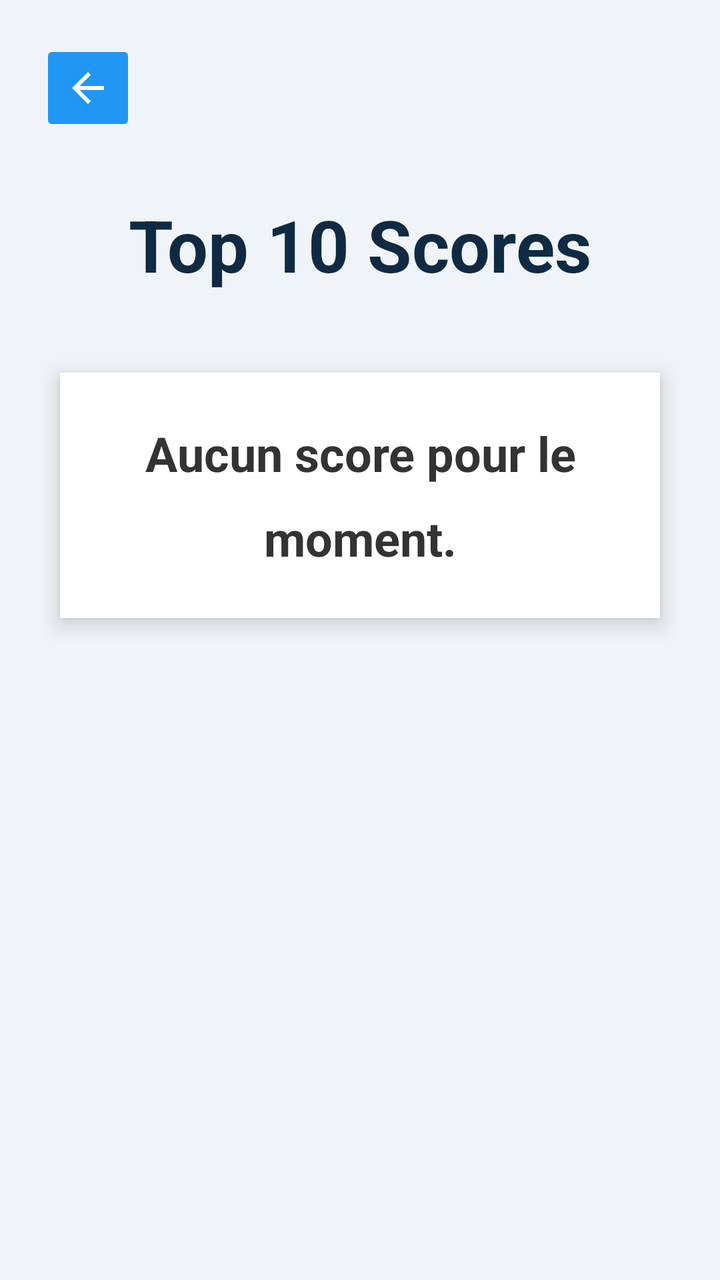
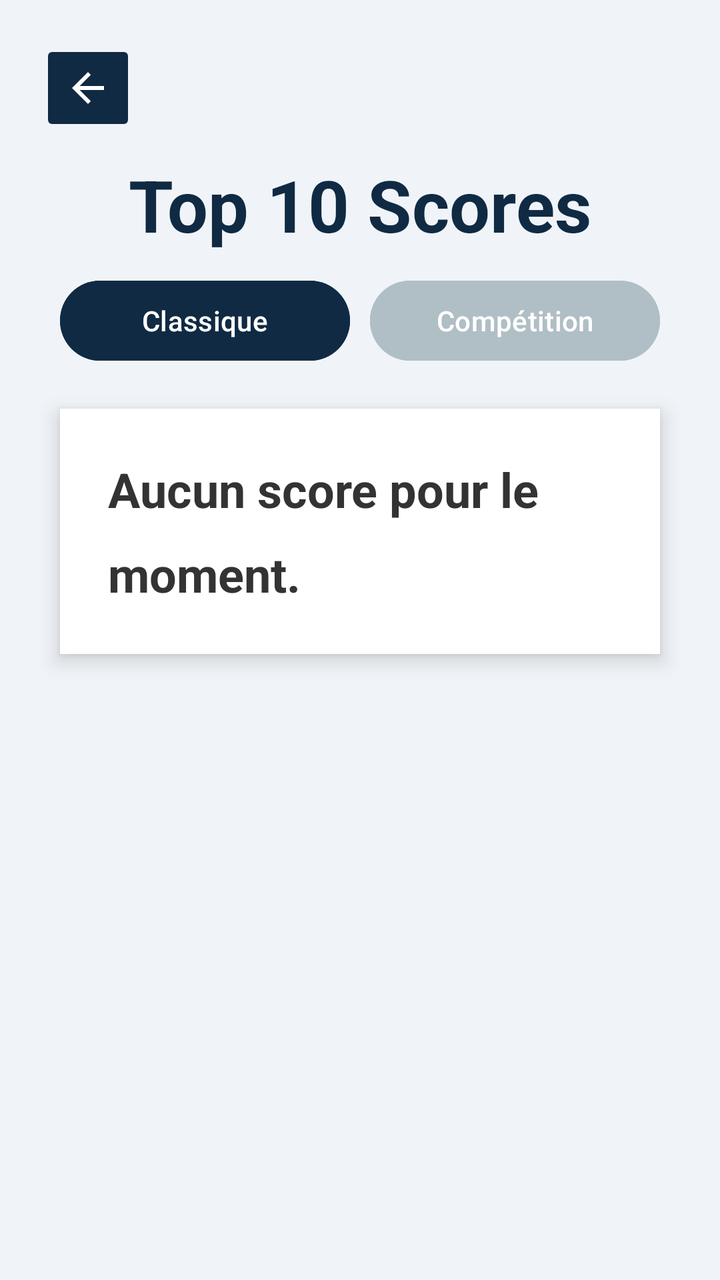

Two renders of the same Android screen: before a commit and after it. Below are the layout's source before the change and the commit's diff.
<!-- AndroidManifest.xml: application theme Theme.JeuCalcul -->
<!-- res/layout/activity_highscore.xml -->
<?xml version="1.0" encoding="utf-8"?>
<LinearLayout xmlns:android="http://schemas.android.com/apk/res/android"
    android:id="@+id/main"
    android:layout_width="match_parent"
    android:layout_height="match_parent"
    android:orientation="vertical"
    android:padding="20dp"
    android:gravity="center_horizontal"
    android:background="#F0F4F8">

    <ImageButton
        android:id="@+id/bouton_retour"
        android:layout_width="48dp"
        android:layout_height="48dp"
        android:layout_gravity="start"
        android:backgroundTint="#2196F3"
        android:src="@drawable/ic_fleche_retour"
        android:contentDescription="@string/bouton_retour"
        android:scaleType="centerInside" />

    <TextView
    android:layout_width="wrap_content"
    android:layout_height="wrap_content"
    android:text="@string/titre_top10"
    android:textSize="36sp"
    android:textStyle="bold"
    android:textColor="#102A43"
    android:layout_marginTop="30dp"
    android:layout_marginBottom="30dp" />

    <LinearLayout
        android:layout_width="match_parent"
        android:layout_height="wrap_content"
        android:background="#FFFFFF"
        android:elevation="6dp"
        android:padding="24dp"
        android:orientation="vertical"
        android:layout_margin="10dp">

        <TextView
            android:id="@+id/texte_scores_liste"
            android:layout_width="match_parent"
            android:layout_height="wrap_content"
            android:text="@string/aucun_score"
            android:textSize="24sp"
            android:textColor="#333333"
            android:lineSpacingExtra="14dp"
            android:gravity="center"
            android:textStyle="bold" />

    </LinearLayout>
</LinearLayout>
<!-- resources referenced by this layout -->
<resources>
  <!-- drawable ic_fleche_retour (drawable) -->
  <vector xmlns:android="http://schemas.android.com/apk/res/android"
      android:width="24dp"
      android:height="24dp"
      android:viewportWidth="24"
      android:viewportHeight="24">
      <path
          android:fillColor="#FFFFFF"
          android:pathData="M20,11H7.83l5.59,-5.59L12,4l-8,8 8,8 1.41,-1.41L7.83,13H20v-2z"/>
  </vector>
  <string name="aucun_score">Aucun score pour le moment.</string>
  <string name="bouton_retour">Retour</string>
  <string name="titre_top10">Top 10 Scores</string>
  <style name="Theme.JeuCalcul" parent="Base.Theme.JeuCalcul" />
  <style name="Base.Theme.JeuCalcul" parent="Theme.Material3.DayNight.NoActionBar">
          
          
      </style>
</resources>

<!-- the commit's change to res/layout/activity_highscore.xml (unified diff, before → after) -->
@@ -13,20 +13,46 @@
         android:layout_width="48dp"
         android:layout_height="48dp"
         android:layout_gravity="start"
-        android:backgroundTint="#2196F3"
-        android:src="@drawable/ic_fleche_retour"
+        android:backgroundTint="#102A43"
         android:contentDescription="@string/bouton_retour"
-        android:scaleType="centerInside" />
+        android:scaleType="centerInside"
+        android:src="@drawable/ic_fleche_retour" />
 
     <TextView
-    android:layout_width="wrap_content"
-    android:layout_height="wrap_content"
-    android:text="@string/titre_top10"
-    android:textSize="36sp"
-    android:textStyle="bold"
-    android:textColor="#102A43"
-    android:layout_marginTop="30dp"
-    android:layout_marginBottom="30dp" />
+        android:layout_width="wrap_content"
+        android:layout_height="wrap_content"
+        android:text="@string/titre_top10"
+        android:textSize="36sp"
+        android:textStyle="bold"
+        android:textColor="#102A43"
+        android:layout_marginTop="10dp"
+        android:layout_marginBottom="10dp" />
+
+    <LinearLayout
+        android:layout_width="match_parent"
+        android:layout_height="wrap_content"
+        android:orientation="horizontal"
+        android:layout_marginHorizontal="10dp"
+        android:layout_marginBottom="10dp">
+
+        <Button
+            android:id="@+id/onglet_classique"
+            android:layout_width="0dp"
+            android:layout_height="wrap_content"
+            android:layout_marginEnd="5dp"
+            android:layout_weight="1"
+            android:backgroundTint="#102A43"
+            android:text="@string/bouton_classique" />
+
+        <Button
+            android:id="@+id/onglet_competition"
+            android:layout_width="0dp"
+            android:layout_weight="1"
+            android:layout_height="wrap_content"
+            android:text="@string/bouton_competition"
+            android:backgroundTint="#B0BEC5"
+            android:layout_marginStart="5dp"/>
+    </LinearLayout>
 
     <LinearLayout
         android:layout_width="match_parent"
@@ -39,13 +65,13 @@
 
         <TextView
             android:id="@+id/texte_scores_liste"
-            android:layout_width="match_parent"
+            android:layout_width="wrap_content"
             android:layout_height="wrap_content"
             android:text="@string/aucun_score"
             android:textSize="24sp"
             android:textColor="#333333"
             android:lineSpacingExtra="14dp"
-            android:gravity="center"
+            android:layout_gravity="center_horizontal"
             android:textStyle="bold" />
 
     </LinearLayout>
<!-- resource entries referenced after the edit -->
@@ -11,6 +11,8 @@
           android:pathData="M20,11H7.83l5.59,-5.59L12,4l-8,8 8,8 1.41,-1.41L7.83,13H20v-2z"/>
   </vector>
   <string name="aucun_score">Aucun score pour le moment.</string>
+  <string name="bouton_classique">Classique</string>
+  <string name="bouton_competition">Compétition</string>
   <string name="bouton_retour">Retour</string>
   <string name="titre_top10">Top 10 Scores</string>
   <style name="Theme.JeuCalcul" parent="Base.Theme.JeuCalcul" />
